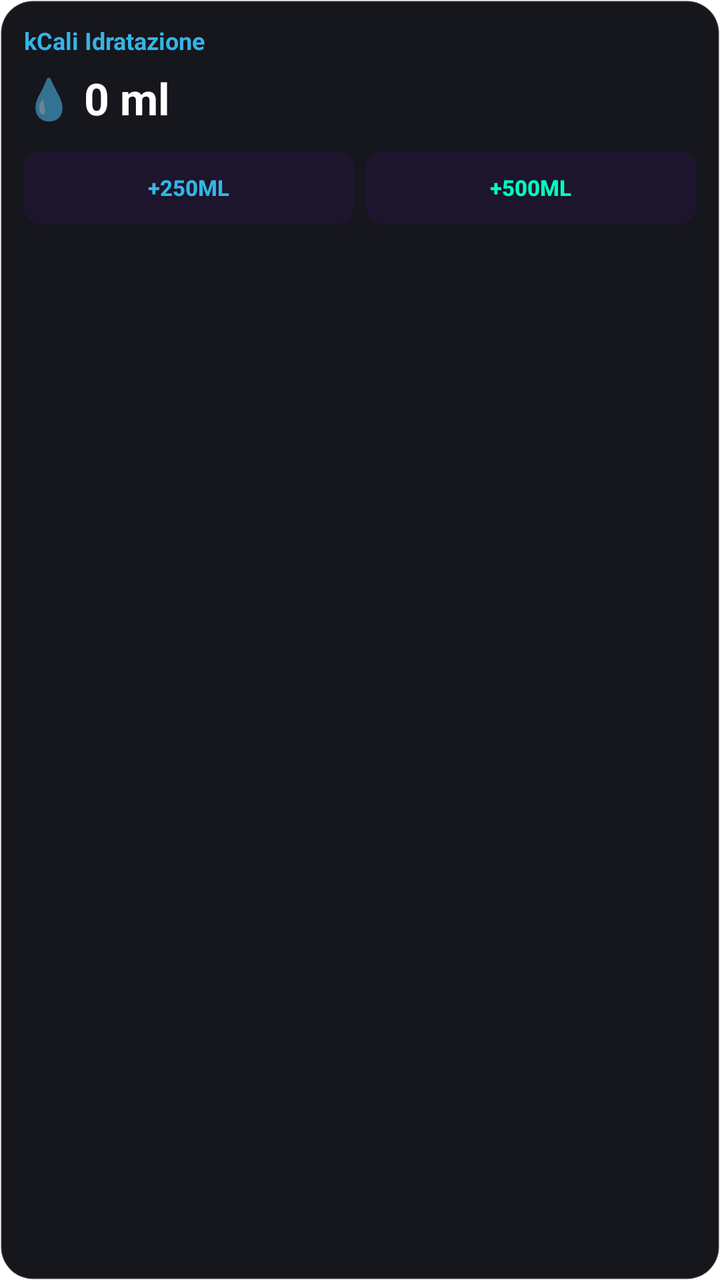
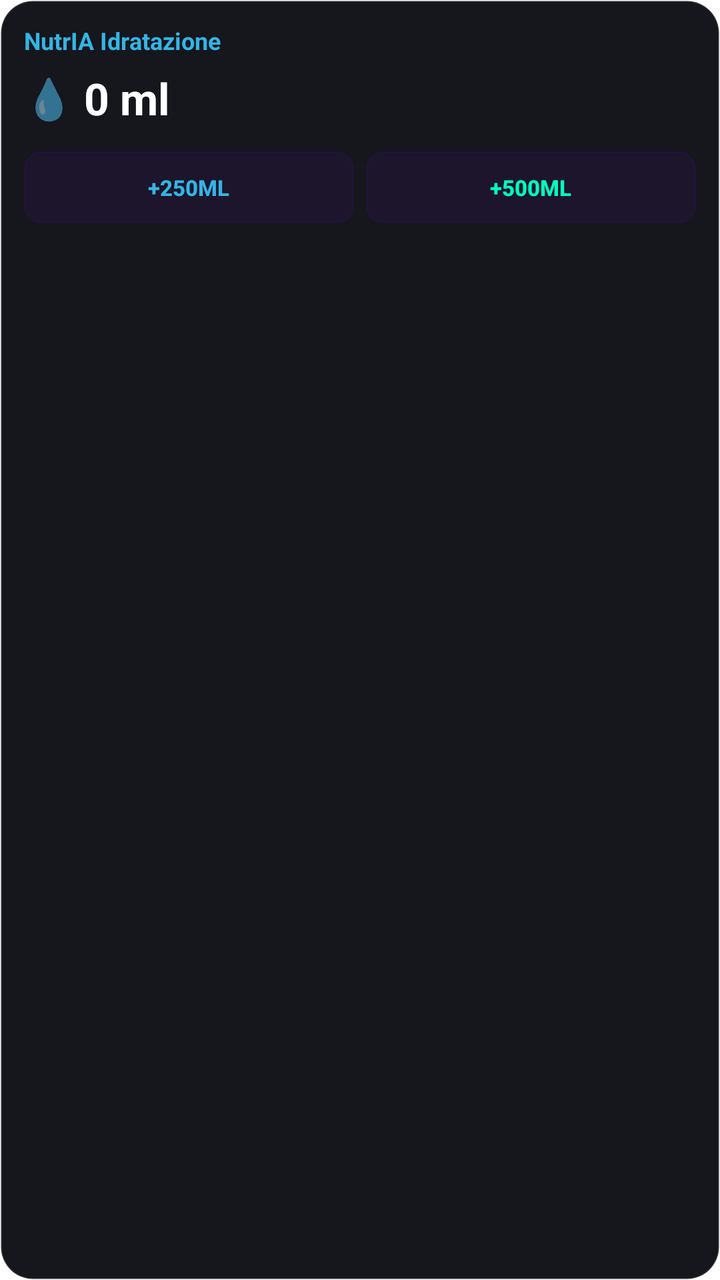

Before-and-after screenshots of an Android layout around one commit, followed by the original layout XML and the change that was made.
<!-- AndroidManifest.xml: fallback theme Theme.MaterialComponents.DayNight.NoActionBar -->
<!-- res/layout/kcal_water_widget.xml -->
<?xml version="1.0" encoding="utf-8"?>
<LinearLayout xmlns:android="http://schemas.android.com/apk/res/android"
    android:layout_width="match_parent"
    android:layout_height="match_parent"
    android:background="@drawable/widget_background"
    android:orientation="vertical"
    android:padding="12dp">

    
    <TextView
        android:layout_width="wrap_content"
        android:layout_height="wrap_content"
        android:text="kCali Idratazione"
        android:textColor="#FF33B5E5"
        android:textSize="12sp"
        android:textStyle="bold"
        android:layout_marginBottom="6dp" />

    
    <LinearLayout
        android:layout_width="match_parent"
        android:layout_height="wrap_content"
        android:orientation="horizontal"
        android:gravity="center_vertical"
        android:layout_marginBottom="12dp">

        <TextView
            android:layout_width="wrap_content"
            android:layout_height="wrap_content"
            android:text="💧 "
            android:textSize="20sp" />

        <TextView
            android:id="@+id/widget_water_volume"
            android:layout_width="wrap_content"
            android:layout_height="wrap_content"
            android:text="0 ml"
            android:textColor="#FFFFFFFF"
            android:textSize="22sp"
            android:textStyle="bold" />
    </LinearLayout>

    
    <LinearLayout
        android:layout_width="match_parent"
        android:layout_height="wrap_content"
        android:orientation="horizontal">

        <Button
            android:id="@+id/btn_water_add_250"
            style="?android:attr/borderlessButtonStyle"
            android:layout_width="0dp"
            android:layout_height="36dp"
            android:layout_weight="1"
            android:background="@drawable/widget_btn_bg"
            android:text="+250ml"
            android:textColor="#FF33B5E5"
            android:textSize="11sp"
            android:textStyle="bold"
            android:layout_marginEnd="6dp" />

        <Button
            android:id="@+id/btn_water_add_500"
            style="?android:attr/borderlessButtonStyle"
            android:layout_width="0dp"
            android:layout_height="36dp"
            android:layout_weight="1"
            android:background="@drawable/widget_btn_bg"
            android:text="+500ml"
            android:textColor="#FF00FFC2"
            android:textSize="11sp"
            android:textStyle="bold" />
    </LinearLayout>
</LinearLayout>
<!-- resources referenced by this layout -->
<resources>
  <!-- drawable widget_background (drawable) -->
  <?xml version="1.0" encoding="utf-8"?>
  <shape xmlns:android="http://schemas.android.com/apk/res/android">
      <solid android:color="#FF16161D" />
      <corners android:radius="16dp" />
      <stroke android:width="1dp" android:color="#22FFFFFF" />
  </shape>
  <!-- drawable widget_btn_bg (drawable) -->
  <?xml version="1.0" encoding="utf-8"?>
  <shape xmlns:android="http://schemas.android.com/apk/res/android">
      <solid android:color="#11FFFFFF" />
      <corners android:radius="8dp" />
      <stroke android:width="1dp" android:color="#15FFFFFF" />
  </shape>
</resources>

<!-- the commit's change to res/layout/kcal_water_widget.xml (unified diff, before → after) -->
@@ -10,7 +10,7 @@
     <TextView
         android:layout_width="wrap_content"
         android:layout_height="wrap_content"
-        android:text="kCali Idratazione"
+        android:text="NutrIA Idratazione"
         android:textColor="#FF33B5E5"
         android:textSize="12sp"
         android:textStyle="bold"
